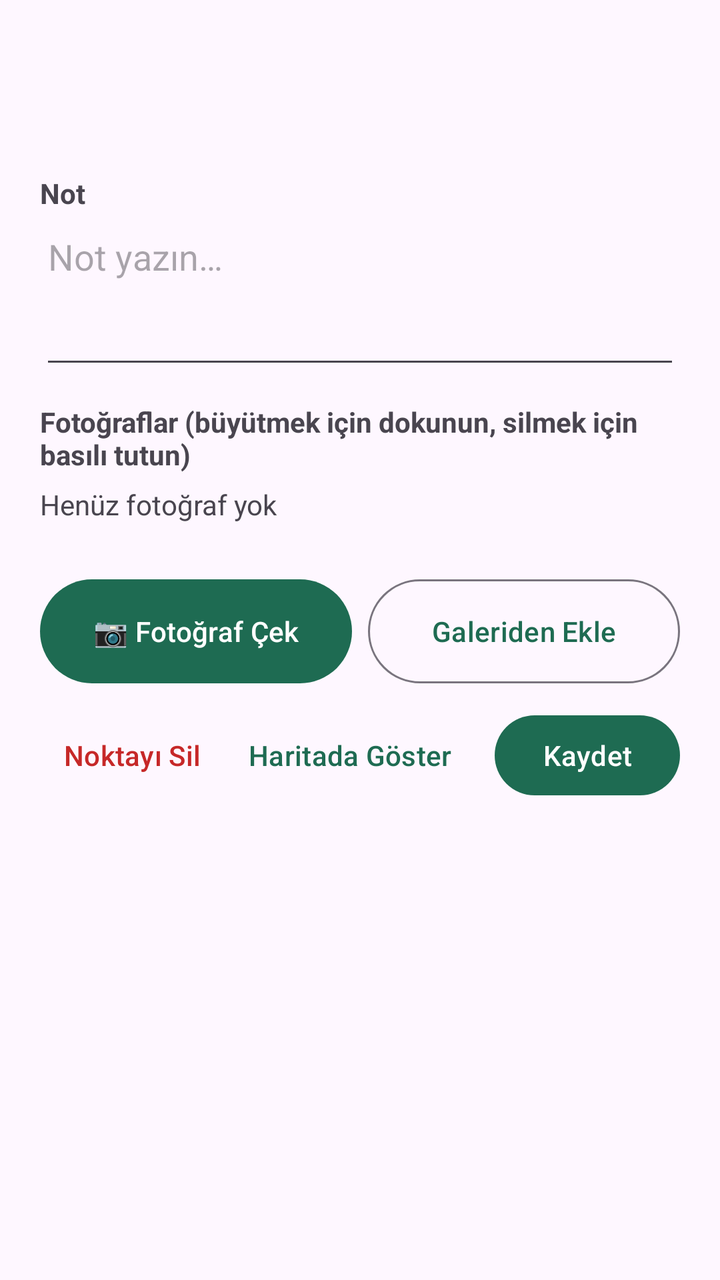
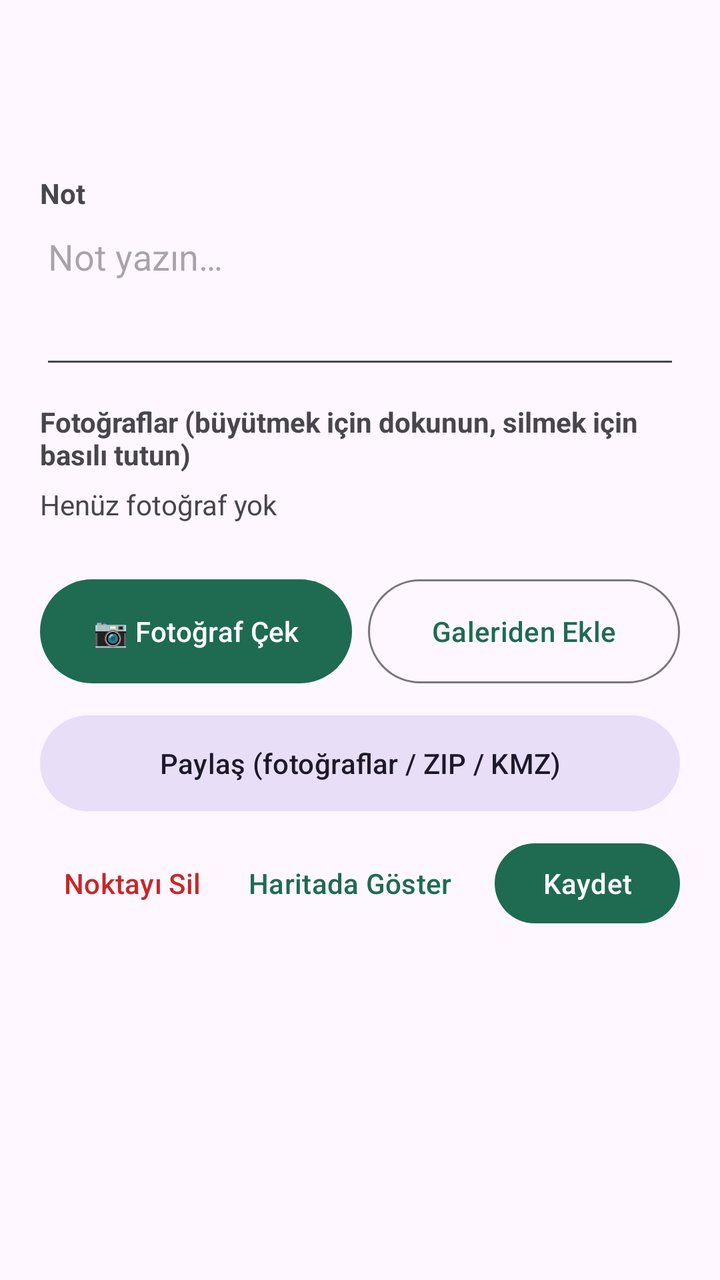

Screens rendered from an Android XML layout before and after an edit, with the pre-edit source and the edit as a unified diff.
<!-- AndroidManifest.xml: application theme Theme.KonumKamera -->
<!-- res/layout/sheet_site.xml -->
<?xml version="1.0" encoding="utf-8"?>
<androidx.core.widget.NestedScrollView xmlns:android="http://schemas.android.com/apk/res/android"
    android:layout_width="match_parent"
    android:layout_height="wrap_content">

    <LinearLayout
        android:layout_width="match_parent"
        android:layout_height="wrap_content"
        android:orientation="vertical"
        android:padding="20dp">

        <LinearLayout
            android:layout_width="match_parent"
            android:layout_height="wrap_content"
            android:gravity="center_vertical"
            android:orientation="horizontal">

            <TextView
                android:id="@+id/tvTitle"
                android:layout_width="0dp"
                android:layout_height="wrap_content"
                android:layout_weight="1"
                android:textSize="22sp"
                android:textStyle="bold" />

            <TextView
                android:id="@+id/tvState"
                android:layout_width="wrap_content"
                android:layout_height="wrap_content"
                android:textSize="15sp"
                android:textStyle="bold" />
        </LinearLayout>

        <TextView
            android:id="@+id/tvInfo"
            android:layout_width="match_parent"
            android:layout_height="wrap_content"
            android:layout_marginTop="4dp"
            android:fontFamily="monospace"
            android:textSize="13sp" />

        <TextView
            android:layout_width="wrap_content"
            android:layout_height="wrap_content"
            android:layout_marginTop="16dp"
            android:text="Not"
            android:textStyle="bold" />

        <EditText
            android:id="@+id/etNote"
            android:layout_width="match_parent"
            android:layout_height="wrap_content"
            android:gravity="top|start"
            android:hint="Not yazın…"
            android:importantForAutofill="no"
            android:inputType="textMultiLine|textCapSentences"
            android:minLines="3" />

        <TextView
            android:layout_width="wrap_content"
            android:layout_height="wrap_content"
            android:layout_marginTop="12dp"
            android:text="Fotoğraflar (büyütmek için dokunun, silmek için basılı tutun)"
            android:textStyle="bold" />

        <TextView
            android:id="@+id/tvNoPhoto"
            android:layout_width="wrap_content"
            android:layout_height="wrap_content"
            android:layout_marginTop="6dp"
            android:text="Henüz fotoğraf yok"
            android:textColor="?android:attr/textColorSecondary" />

        <HorizontalScrollView
            android:layout_width="match_parent"
            android:layout_height="wrap_content"
            android:layout_marginTop="8dp">

            <LinearLayout
                android:id="@+id/thumbs"
                android:layout_width="wrap_content"
                android:layout_height="wrap_content"
                android:orientation="horizontal" />
        </HorizontalScrollView>

        <LinearLayout
            android:layout_width="match_parent"
            android:layout_height="wrap_content"
            android:layout_marginTop="16dp"
            android:orientation="horizontal">

            <com.google.android.material.button.MaterialButton
                android:id="@+id/btnCamera"
                android:layout_width="0dp"
                android:layout_height="60dp"
                android:layout_marginEnd="8dp"
                android:layout_weight="1"
                android:text="📷 Fotoğraf Çek" />

            <com.google.android.material.button.MaterialButton
                android:id="@+id/btnGallery"
                style="@style/Widget.Material3.Button.OutlinedButton"
                android:layout_width="0dp"
                android:layout_height="60dp"
                android:layout_weight="1"
                android:text="Galeriden Ekle" />
        </LinearLayout>

        <LinearLayout
            android:layout_width="match_parent"
            android:layout_height="wrap_content"
            android:layout_marginTop="8dp"
            android:gravity="center_vertical"
            android:orientation="horizontal">

            <com.google.android.material.button.MaterialButton
                android:id="@+id/btnDelete"
                style="@style/Widget.Material3.Button.TextButton"
                android:layout_width="wrap_content"
                android:layout_height="wrap_content"
                android:text="Noktayı Sil"
                android:textColor="#C62828" />

            <com.google.android.material.button.MaterialButton
                android:id="@+id/btnNavigate"
                style="@style/Widget.Material3.Button.TextButton"
                android:layout_width="wrap_content"
                android:layout_height="wrap_content"
                android:text="Haritada Göster" />

            <View
                android:layout_width="0dp"
                android:layout_height="1dp"
                android:layout_weight="1" />

            <com.google.android.material.button.MaterialButton
                android:id="@+id/btnSave"
                android:layout_width="wrap_content"
                android:layout_height="wrap_content"
                android:text="Kaydet" />
        </LinearLayout>
    </LinearLayout>
</androidx.core.widget.NestedScrollView>
<!-- resources referenced by this layout -->
<resources>
  <style name="Theme.KonumKamera" parent="Theme.Material3.DayNight.NoActionBar">
          <item name="colorPrimary">#1E6B52</item>
          <item name="colorOnPrimary">#FFFFFF</item>
      </style>
</resources>

<!-- the commit's change to res/layout/sheet_site.xml (unified diff, before → after) -->
@@ -106,6 +106,14 @@
                 android:text="Galeriden Ekle" />
         </LinearLayout>
 
+        <com.google.android.material.button.MaterialButton
+            android:id="@+id/btnShare"
+            style="@style/Widget.Material3.Button.TonalButton"
+            android:layout_width="match_parent"
+            android:layout_height="56dp"
+            android:layout_marginTop="8dp"
+            android:text="Paylaş (fotoğraflar / ZIP / KMZ)" />
+
         <LinearLayout
             android:layout_width="match_parent"
             android:layout_height="wrap_content"
